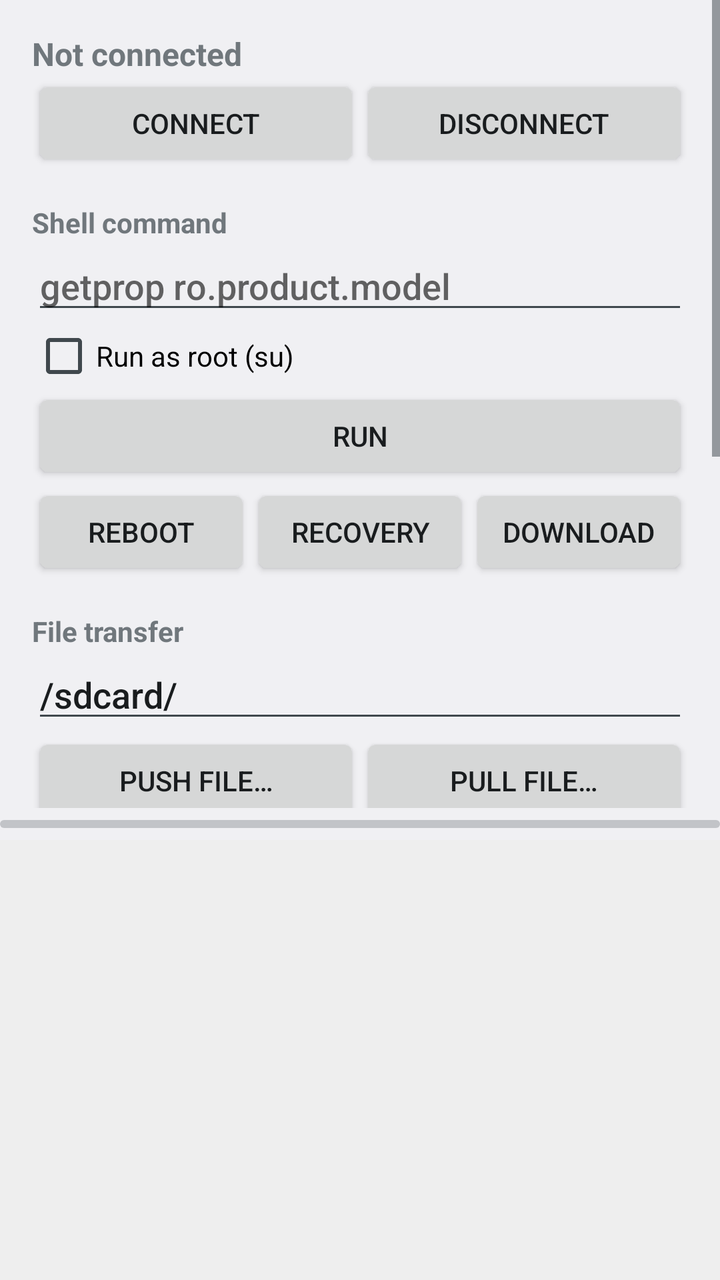
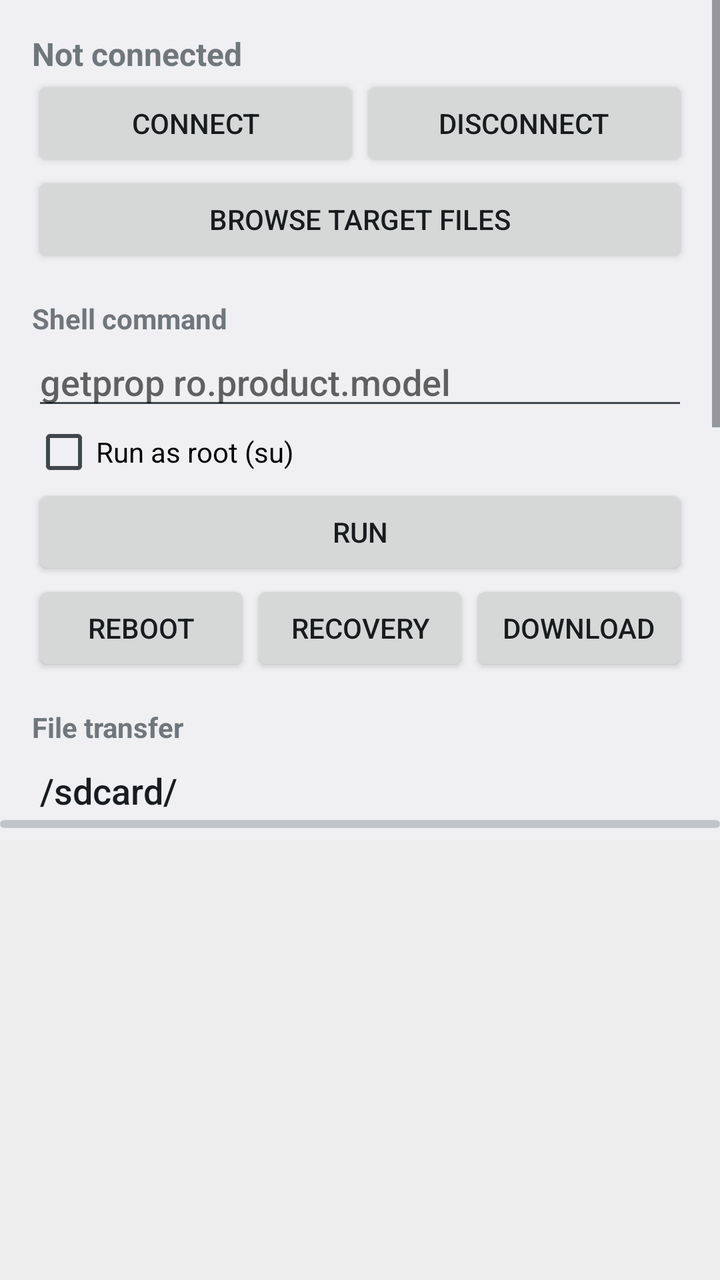

Two renders of the same Android screen: before a commit and after it. Below are the layout's source before the change and the commit's diff.
<!-- AndroidManifest.xml: application theme android:Theme.DeviceDefault.Light -->
<!-- res/layout/activity_main.xml -->
<?xml version="1.0" encoding="utf-8"?>
<LinearLayout xmlns:android="http://schemas.android.com/apk/res/android"
    android:layout_width="match_parent"
    android:layout_height="match_parent"
    android:orientation="vertical">

    <ScrollView
        android:layout_width="match_parent"
        android:layout_height="0dp"
        android:layout_weight="1">

        <LinearLayout
            android:id="@+id/controls"
            android:layout_width="match_parent"
            android:layout_height="wrap_content"
            android:orientation="vertical"
            android:padding="16dp">

            <TextView
                android:id="@+id/status"
                android:layout_width="match_parent"
                android:layout_height="wrap_content"
                android:text="Not connected"
                android:textSize="16sp"
                android:textStyle="bold" />

            <LinearLayout
                android:layout_width="match_parent"
                android:layout_height="wrap_content"
                android:orientation="horizontal">
                <Button android:id="@+id/btnConnect" android:layout_width="0dp" android:layout_height="wrap_content" android:layout_weight="1" android:text="Connect" />
                <Button android:id="@+id/btnDisconnect" android:layout_width="0dp" android:layout_height="wrap_content" android:layout_weight="1" android:text="Disconnect" />
            </LinearLayout>

            <TextView android:layout_width="wrap_content" android:layout_height="wrap_content" android:layout_marginTop="16dp" android:text="Shell command" android:textStyle="bold" />
            <EditText android:id="@+id/cmdInput" android:layout_width="match_parent" android:layout_height="wrap_content" android:hint="getprop ro.product.model" android:inputType="text" android:singleLine="true" />
            <CheckBox android:id="@+id/chkRoot" android:layout_width="wrap_content" android:layout_height="wrap_content" android:text="Run as root (su)" />
            <Button android:id="@+id/btnRun" android:layout_width="match_parent" android:layout_height="wrap_content" android:text="Run" />
            <LinearLayout
                android:layout_width="match_parent"
                android:layout_height="wrap_content"
                android:orientation="horizontal">
                <Button android:id="@+id/btnReboot" android:layout_width="0dp" android:layout_height="wrap_content" android:layout_weight="1" android:text="Reboot" />
                <Button android:id="@+id/btnRecovery" android:layout_width="0dp" android:layout_height="wrap_content" android:layout_weight="1" android:text="Recovery" />
                <Button android:id="@+id/btnBootloader" android:layout_width="0dp" android:layout_height="wrap_content" android:layout_weight="1" android:text="Download" />
            </LinearLayout>

            <TextView android:layout_width="wrap_content" android:layout_height="wrap_content" android:layout_marginTop="16dp" android:text="File transfer" android:textStyle="bold" />
            <EditText android:id="@+id/remotePath" android:layout_width="match_parent" android:layout_height="wrap_content" android:hint="Remote path" android:inputType="text" android:singleLine="true" android:text="/sdcard/" />
            <LinearLayout
                android:layout_width="match_parent"
                android:layout_height="wrap_content"
                android:orientation="horizontal">
                <Button android:id="@+id/btnPush" android:layout_width="0dp" android:layout_height="wrap_content" android:layout_weight="1" android:text="Push file…" />
                <Button android:id="@+id/btnPull" android:layout_width="0dp" android:layout_height="wrap_content" android:layout_weight="1" android:text="Pull file…" />
            </LinearLayout>

            <TextView android:layout_width="wrap_content" android:layout_height="wrap_content" android:layout_marginTop="16dp" android:text="Sideload" android:textStyle="bold" />
            <TextView android:layout_width="match_parent" android:layout_height="wrap_content" android:text="In recovery pick “Apply update from ADB”, then Connect." />
            <Button android:id="@+id/btnSideload" android:layout_width="match_parent" android:layout_height="wrap_content" android:text="Sideload zip…" />

            <TextView android:layout_width="wrap_content" android:layout_height="wrap_content" android:layout_marginTop="16dp" android:text="Download Mode (Odin)" android:textStyle="bold" />
            <TextView android:layout_width="match_parent" android:layout_height="wrap_content" android:text="Boot the target into Download Mode and plug it in. Pick .tar / .tar.md5 files for the slots you need (TWRP + vbmeta goes in AP)." />
            <LinearLayout android:id="@+id/slots" android:layout_width="match_parent" android:layout_height="wrap_content" android:orientation="vertical" />
            <CheckBox android:id="@+id/chkReboot" android:layout_width="wrap_content" android:layout_height="wrap_content" android:text="Reboot after flash" />
            <Button android:id="@+id/btnOdinFlash" android:layout_width="match_parent" android:layout_height="wrap_content" android:text="Flash selected files" />
        </LinearLayout>
    </ScrollView>

    <ProgressBar
        android:id="@+id/progress"
        style="?android:attr/progressBarStyleHorizontal"
        android:layout_width="match_parent"
        android:layout_height="wrap_content"
        android:max="100" />

    <ScrollView
        android:id="@+id/logScroll"
        android:layout_width="match_parent"
        android:layout_height="220dp"
        android:background="#EEEEEE">
        <TextView
            android:id="@+id/log"
            android:layout_width="match_parent"
            android:layout_height="wrap_content"
            android:fontFamily="monospace"
            android:padding="8dp"
            android:textIsSelectable="true"
            android:textSize="12sp" />
    </ScrollView>
</LinearLayout>
<!-- resources referenced by this layout -->
<resources>

</resources>

<!-- the commit's change to res/layout/activity_main.xml (unified diff, before → after) -->
@@ -31,6 +31,8 @@
                 <Button android:id="@+id/btnConnect" android:layout_width="0dp" android:layout_height="wrap_content" android:layout_weight="1" android:text="Connect" />
                 <Button android:id="@+id/btnDisconnect" android:layout_width="0dp" android:layout_height="wrap_content" android:layout_weight="1" android:text="Disconnect" />
             </LinearLayout>
+
+            <Button android:id="@+id/btnBrowse" android:layout_width="match_parent" android:layout_height="wrap_content" android:text="Browse target files" />
 
             <TextView android:layout_width="wrap_content" android:layout_height="wrap_content" android:layout_marginTop="16dp" android:text="Shell command" android:textStyle="bold" />
             <EditText android:id="@+id/cmdInput" android:layout_width="match_parent" android:layout_height="wrap_content" android:hint="getprop ro.product.model" android:inputType="text" android:singleLine="true" />
